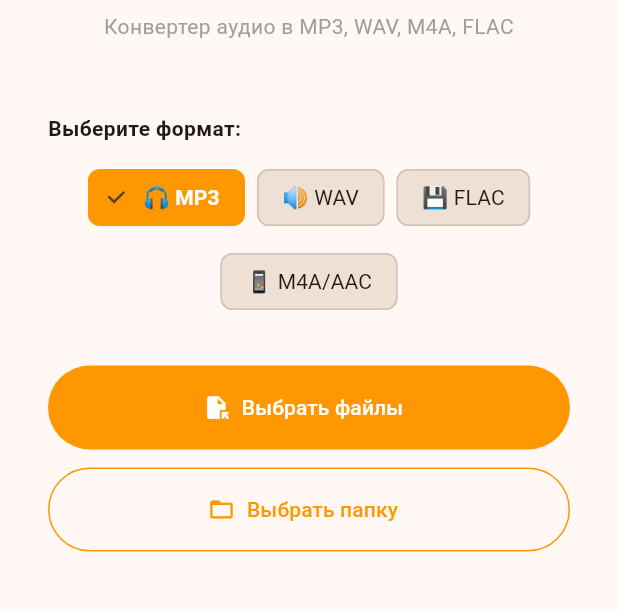
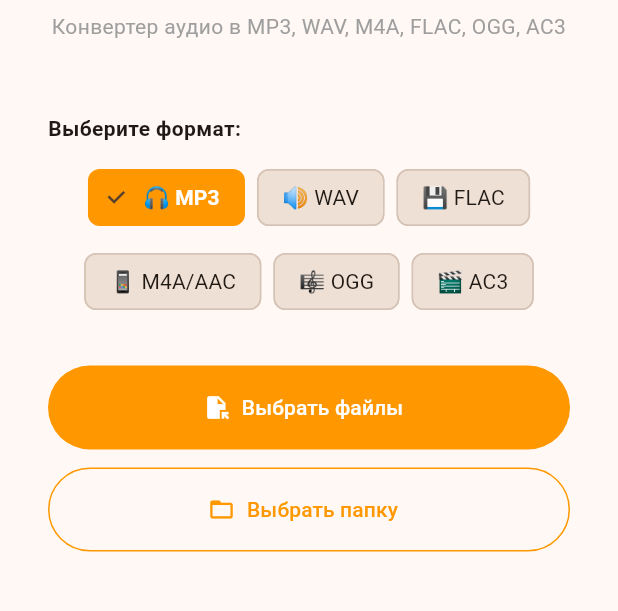
Before and after one commit to AlexxSwan/audio-converter, a Flutter app: the screen it shows after launch, on a phone screen of 412 x 824 dp, the part 500-1111 px from its top. Run offline on Flutter 3.47's test engine with Material 3 defaults, Android fonts, the phone set to English and light mode, and no system bars; our stand-ins replace file_picker, shared_preferences; missing offline and left inert: ffmpeg_kit_flutter_new.

Commit message:
Bump version to 1.1.0 — add OGG and AC3 formats support

```diff
--- a/lib/models/task.dart
+++ b/lib/models/task.dart
@@ -5,7 +5,9 @@ enum AudioFormat {
   mp3('MP3', '🎧', '320 kbps', 'mp3'),
   wav('WAV', '🔊', 'lossless', 'wav'),
   flac('FLAC', '💾', 'без потерь', 'flac'),
-  m4a('M4A/AAC', '📱', '256 kbps', 'm4a');
+  m4a('M4A/AAC', '📱', '256 kbps', 'm4a'),
+  ogg('OGG', '🎼', 'Vorbis 192k', 'ogg'),
+  ac3('AC3', '🎬', 'Dolby 448k', 'ac3');
 
   final String displayName;
   final String icon;
--- a/lib/screens/home_screen.dart
+++ b/lib/screens/home_screen.dart
@@ -112,7 +112,7 @@ class _HomeScreenState extends State<HomeScreen> {
             ),
             const SizedBox(height: 8),
             const Text(
-              'Конвертер аудио в MP3, WAV, M4A, FLAC',
+              'Конвертер аудио в MP3, WAV, M4A, FLAC, OGG, AC3',
               textAlign: TextAlign.center,
               style: TextStyle(color: Colors.grey),
             ),
@@ -410,7 +410,10 @@ class _HomeScreenState extends State<HomeScreen> {
               ext.endsWith('.m4a') ||
               ext.endsWith('.aac') ||
               ext.endsWith('.ogg') ||
-              ext.endsWith('.opus');
+              ext.endsWith('.opus') ||
+              ext.endsWith('.ac3') ||
+              ext.endsWith('.aiff') ||
+              ext.endsWith('.wma');
         })
         .map((f) => f.path)
         .toList();
@@ -661,7 +664,7 @@ class _HomeScreenState extends State<HomeScreen> {
           mainAxisSize: MainAxisSize.min,
           crossAxisAlignment: CrossAxisAlignment.start,
           children: [
-            Text('Версия: 1.0.0'),
+            Text('Версия: 1.1.0'),
             SizedBox(height: 6),
             Text(
               'Разработчик: SwanLab',
@@ -676,6 +679,8 @@ class _HomeScreenState extends State<HomeScreen> {
             Text('• WAV (PCM 16-bit)'),
             Text('• M4A/AAC'),
             Text('• FLAC (без потерь)'),
+            Text('• OGG (Vorbis)'),
+            Text('• AC3 (Dolby Digital)'),
             SizedBox(height: 16),
             Text(
               'Построено на Flutter + ffmpeg_kit.',
--- a/lib/services/converter.dart
+++ b/lib/services/converter.dart
@@ -63,6 +63,19 @@ class ConverterService {
         break;
       case AudioFormat.m4a:
         buf.write('-c:a aac -b:a ${task.bitrate}k ');
+        break;
+      case AudioFormat.ogg:
+        // OGG Vorbis - открытый формат, хороший для музыки
+        buf.write('-c:a libvorbis -b:a ${task.bitrate}k ');
+        break;
+      case AudioFormat.ac3:
+        // AC3 (Dolby Digital) - используется в DVD, кино, ТВ
+        // Стандартный битрейт 448k для 5.1, 192k для стерео.
+        // Если пользователь выбрал 448 или меньше - используем его, иначе 448k.
+        final ac3Bitrate = int.tryParse(task.bitrate) != null && int.parse(task.bitrate) <= 640
+            ? task.bitrate
+            : '448';
+        buf.write('-c:a ac3 -b:a ${ac3Bitrate}k ');
         break;
     }
 
--- a/pubspec.yaml
+++ b/pubspec.yaml
@@ -1,7 +1,7 @@
 name: audio_converter
 description: Конвертер аудио для Android — MP3, WAV, M4A, FLAC.
 publish_to: 'none'
-version: 1.0.0+1
+version: 1.1.0+2
 
 environment:
   sdk: '>=3.0.0 <4.0.0'
```
Also changed, not shown: 1 other file.
